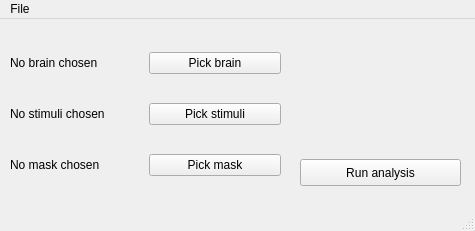
First picture: the form in src/ui/hello_world.ui, repository pfechd/jabe, before the edit.
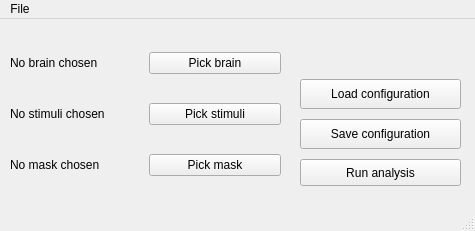
Second picture: the form after the edit.

Commit message: Add support for saving and loading configuration

Patch:
```diff
--- a/src/ui/hello_world.ui
+++ b/src/ui/hello_world.ui
@@ -93,6 +93,32 @@
      </item>
     </layout>
    </widget>
+   <widget class="QPushButton" name="print_configuration">
+    <property name="geometry">
+     <rect>
+      <x>300</x>
+      <y>100</y>
+      <width>161</width>
+      <height>30</height>
+     </rect>
+    </property>
+    <property name="text">
+     <string>Save configuration</string>
+    </property>
+   </widget>
+   <widget class="QPushButton" name="load_configuration">
+    <property name="geometry">
+     <rect>
+      <x>300</x>
+      <y>60</y>
+      <width>161</width>
+      <height>30</height>
+     </rect>
+    </property>
+    <property name="text">
+     <string>Load configuration</string>
+    </property>
+   </widget>
    <zorder>layoutWidget</zorder>
    <zorder>pushButton</zorder>
   </widget>
```
Left out of the diff: 4 changed lines with no effect on the pictures. The commit also changes 4 other files.
